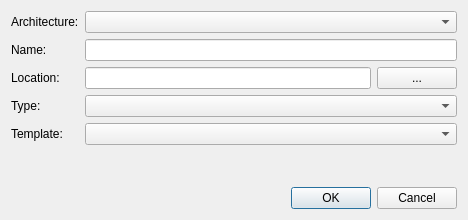
Before: the Qt Designer form src.qt/hadesvm-gui/NewVirtualApplianceDialog.ui in akapustiatyahoocouk/hadesvm, drawn with Qt 5.
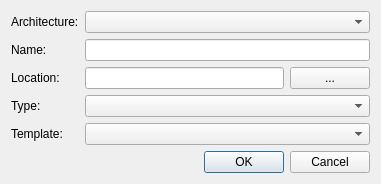
After: the same form once the commit is applied.

Patch:
```diff
--- a/src.qt/hadesvm-gui/NewVirtualApplianceDialog.ui
+++ b/src.qt/hadesvm-gui/NewVirtualApplianceDialog.ui
@@ -9,8 +9,8 @@
    <rect>
     <x>0</x>
     <y>0</y>
-    <width>468</width>
-    <height>220</height>
+    <width>381</width>
+    <height>177</height>
    </rect>
   </property>
   <property name="windowTitle">
```
